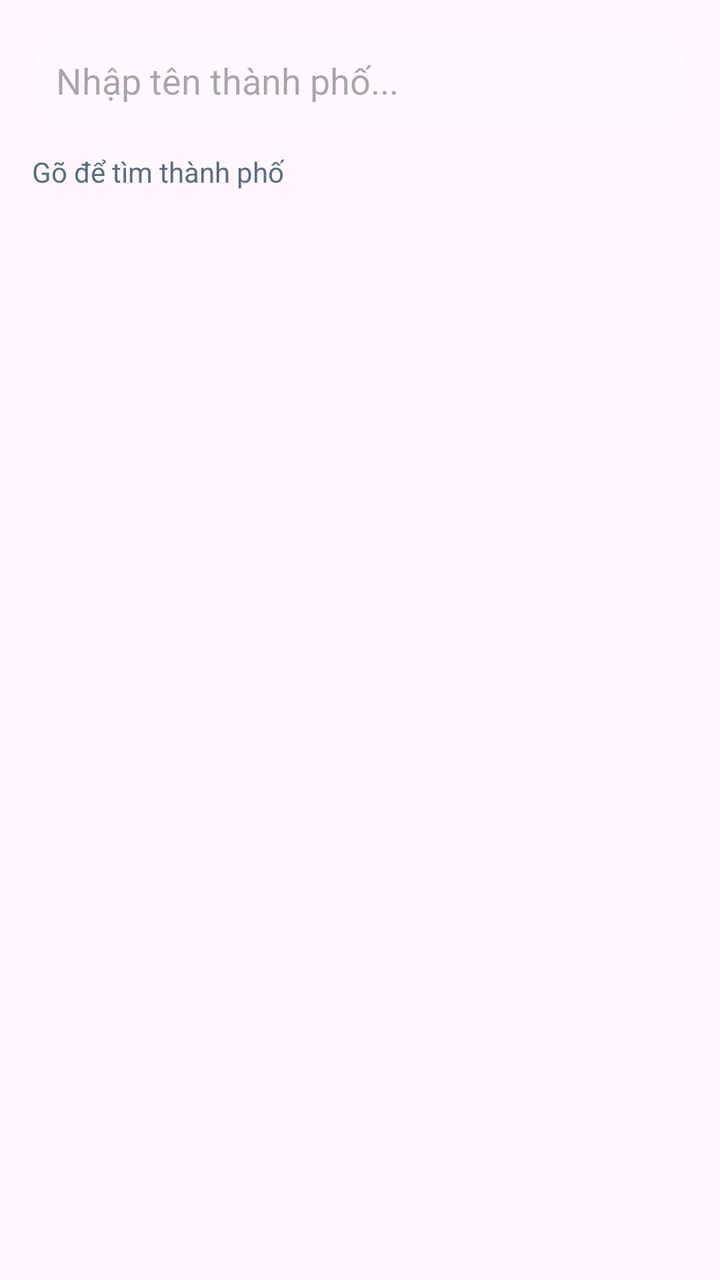
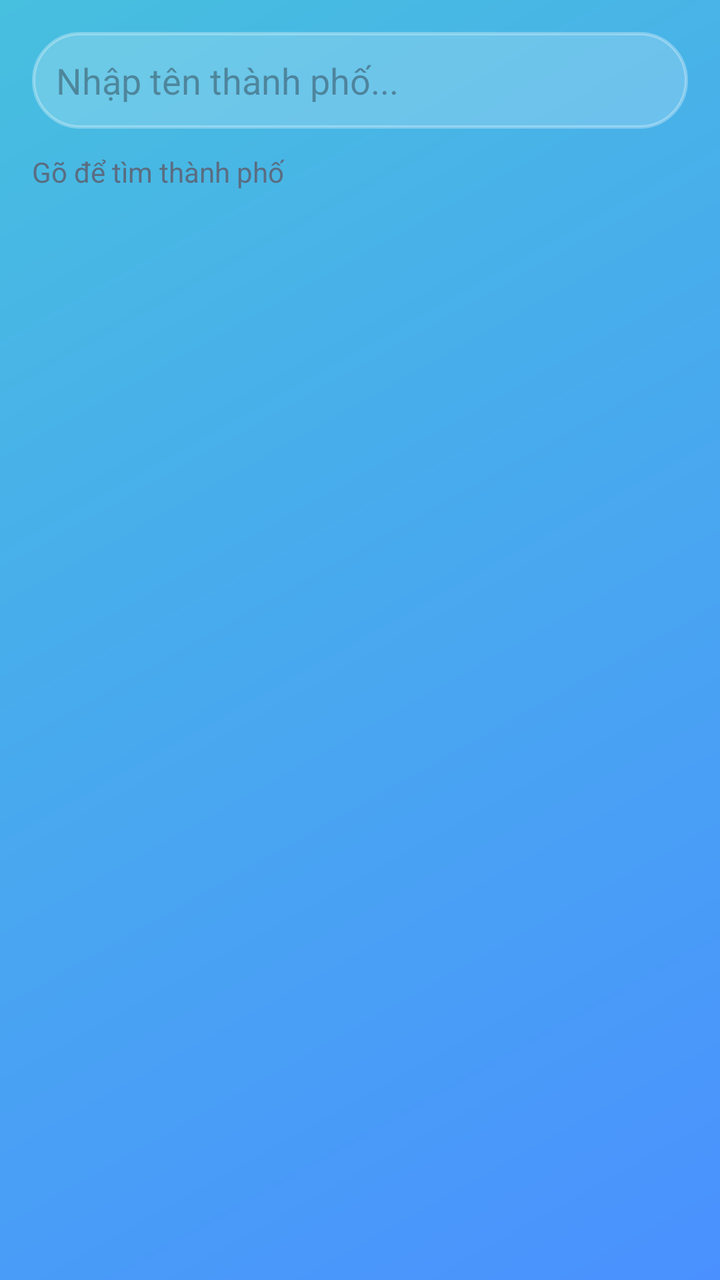

An Android layout rendered at two revisions. The XML below is the earlier revision; the diff shows what the commit changed to produce the second picture.
<!-- AndroidManifest.xml: application theme Theme.WeatherApp -->
<!-- res/layout/fragment_search.xml -->
<?xml version="1.0" encoding="utf-8"?>
<androidx.constraintlayout.widget.ConstraintLayout xmlns:android="http://schemas.android.com/apk/res/android"
    xmlns:app="http://schemas.android.com/apk/res-auto"
    android:layout_width="match_parent"
    android:layout_height="match_parent"
    android:padding="16dp">

    <EditText
        android:id="@+id/etSearch"
        android:layout_width="0dp"
        android:layout_height="wrap_content"
        android:hint="Nhập tên thành phố..."
        android:imeOptions="actionSearch"
        android:inputType="text"
        android:padding="12dp"
        android:background="@drawable/bg_glass_card"
        app:layout_constraintTop_toTopOf="parent"
        app:layout_constraintStart_toStartOf="parent"
        app:layout_constraintEnd_toEndOf="parent" />

    <ProgressBar
        android:id="@+id/progressBarSearch"
        android:layout_width="wrap_content"
        android:layout_height="wrap_content"
        android:visibility="gone"
        app:layout_constraintTop_toBottomOf="@id/etSearch"
        app:layout_constraintStart_toStartOf="parent"
        app:layout_constraintEnd_toEndOf="parent"
        android:layout_marginTop="16dp" />

    <TextView
        android:id="@+id/tvSearchHint"
        android:layout_width="0dp"
        android:layout_height="wrap_content"
        android:text="Gõ để tìm thành phố"
        android:textSize="14sp"
        android:textColor="#5A6D82"
        app:layout_constraintTop_toBottomOf="@id/progressBarSearch"
        app:layout_constraintStart_toStartOf="parent"
        app:layout_constraintEnd_toEndOf="parent"
        android:layout_marginTop="12dp" />

    <androidx.recyclerview.widget.RecyclerView
        android:id="@+id/rvSearchResult"
        android:layout_width="0dp"
        android:layout_height="0dp"
        app:layout_constraintTop_toBottomOf="@id/tvSearchHint"
        app:layout_constraintBottom_toBottomOf="parent"
        app:layout_constraintStart_toStartOf="parent"
        app:layout_constraintEnd_toEndOf="parent"
        android:layout_marginTop="8dp" />

</androidx.constraintlayout.widget.ConstraintLayout>
<!-- resources referenced by this layout -->
<resources>
  <!-- drawable bg_glass_card (drawable) -->
  <?xml version="1.0" encoding="utf-8"?>
  <shape xmlns:android="http://schemas.android.com/apk/res/android"
      android:shape="rectangle">
  
      <solid android:color="#33FFFFFF" />
  
      <corners android:radius="28dp" />
  
      <stroke
          android:width="1.5dp"
          android:color="#4DFFFFFF" />
  
  </shape>
  <style name="Theme.WeatherApp" parent="Base.Theme.WeatherApp" />
  <style name="Base.Theme.WeatherApp" parent="Theme.Material3.DayNight.NoActionBar">
          
          
      </style>
</resources>

<!-- the commit's change to res/layout/fragment_search.xml (unified diff, before → after) -->
@@ -3,6 +3,7 @@
     xmlns:app="http://schemas.android.com/apk/res-auto"
     android:layout_width="match_parent"
     android:layout_height="match_parent"
+    android:background="@drawable/bg_main"
     android:padding="16dp">
 
     <EditText
<!-- resource entries referenced after the edit -->
@@ -14,6 +14,16 @@
           android:color="#4DFFFFFF" />
   
   </shape>
+  <!-- drawable bg_main (drawable) -->
+  <?xml version="1.0" encoding="utf-8"?>
+  <shape xmlns:android="http://schemas.android.com/apk/res/android"
+      android:shape="rectangle">
+      <gradient
+          android:startColor="#47BFDF"
+          android:endColor="#4A91FF"
+          android:angle="315"
+          android:type="linear" />
+  </shape>
   <style name="Theme.WeatherApp" parent="Base.Theme.WeatherApp" />
   <style name="Base.Theme.WeatherApp" parent="Theme.Material3.DayNight.NoActionBar">
           
